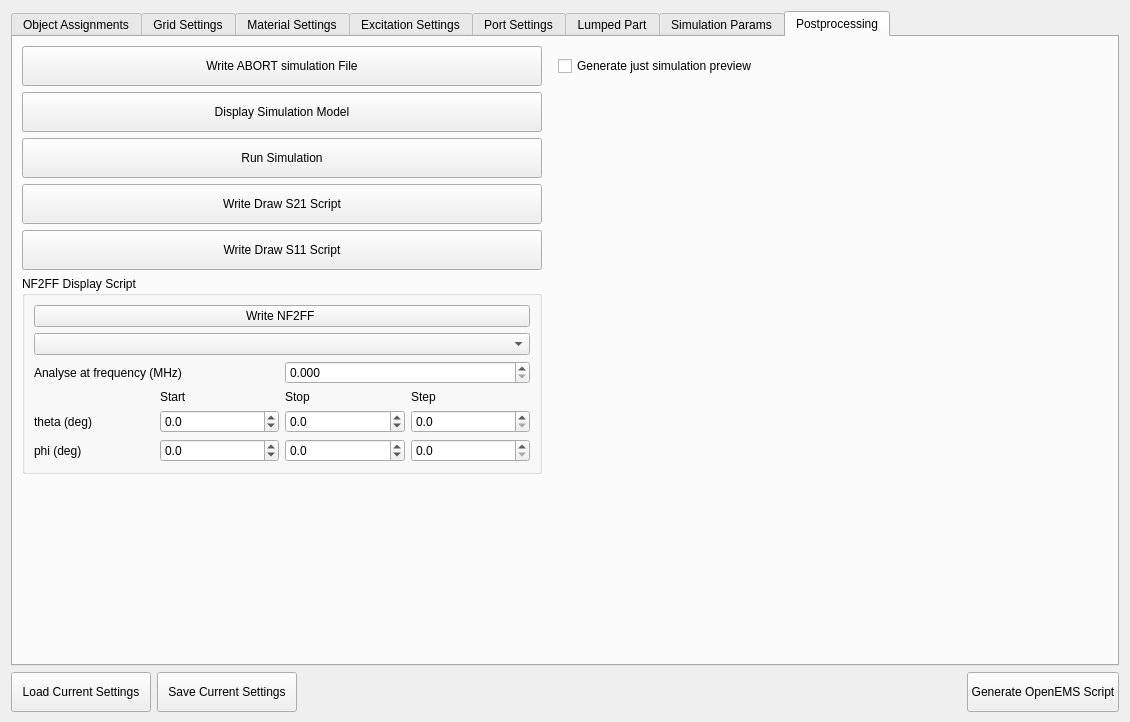
Old version of the form ui/dialog.ui in the repository LubomirJagos/FreeCAD-OpenEMS-Export.
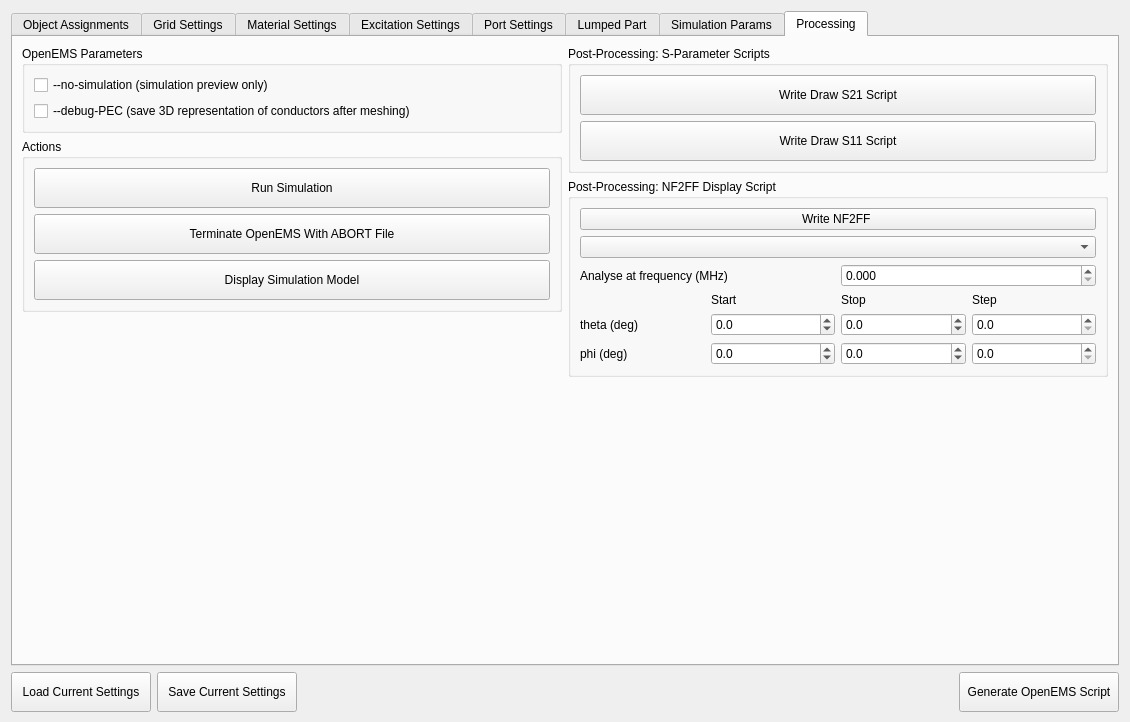
New version of the form. The open tabs and pages were chosen to show the change.

Commit message:
Add TreeView context menu, missing Update buttons, OpenEMS parameters
*Assignment tree context menu to expand/collapse all
*rename "Rewrite" button to "Update"
*add  Update buttons for all other Settings lists (+event handler stub implementations)
*extend and improve .m script openEMS_opts output
*add min_gridspacing_x, min_gridspacing_y, min_gridspacing_z sanity check values in UI for later use in .m script

```diff
--- a/ui/dialog.ui
+++ b/ui/dialog.ui
@@ -2644,11 +2644,73 @@
        </widget>
        <widget class="QWidget" name="postprocessingTab">
         <attribute name="title">
-         <string>Postprocessing</string>
+         <string>Processing</string>
         </attribute>
         <layout class="QHBoxLayout" name="horizontalLayout_17">
          <item>
-          <layout class="QVBoxLayout" name="verticalLayout_14">
+          <layout class="QVBoxLayout" name="verticalLayout_15">
+           <property name="leftMargin">
+            <number>0</number>
+           </property>
+           <property name="topMargin">
+            <number>0</number>
+           </property>
+           <property name="rightMargin">
+            <number>0</number>
+           </property>
+           <property name="bottomMargin">
+            <number>0</number>
+           </property>
+           <item>
+            <widget class="QGroupBox" name="OpenEMSParamsGroupProcessing">
+             <property name="title">
+              <string>OpenEMS Parameters</string>
+             </property>
+             <layout class="QVBoxLayout" name="verticalLayout_22">
+              <item>
+               <widget class="QCheckBox" name="generateJustPreviewCheckbox">
+                <property name="text">
+                 <string>--no-simulation (simulation preview only)</string>
+                </property>
+               </widget>
+              </item>
+              <item>
+               <widget class="QCheckBox" name="generateDebugPECCheckbox">
+                <property name="text">
+                 <string>--debug-PEC (save 3D representation of conductors after meshing)</string>
+                </property>
+               </widget>
+              </item>
+             </layout>
+            </widget>
+           </item>
+           <item>
+            <widget class="QGroupBox" name="ActionsGroupProcessing">
+             <property name="title">
+              <string>Actions</string>
+             </property>
+             <layout class="QVBoxLayout" name="verticalLayout_23">
+              <item>
+               <layout class="QVBoxLayout" name="verticalLayout_21">
+                <item>
+                 <widget class="QPushButton" name="runSimulationButton">
+                  <property name="sizePolicy">
+                   <sizepolicy hsizetype="Minimum" vsizetype="Minimum">
+                    <horstretch>0</horstretch>
+                    <verstretch>0</verstretch>
+                   </sizepolicy>
+                  </property>
+                  <property name="minimumSize">
+                   <size>
+                    <width>160</width>
+                    <height>40</height>
+                   </size>
+                  </property>
+                  <property name="text">
+                   <string>Run Simulation</string>
+                  </property>
+                 </widget>
+                </item>
            <item>
             <widget class="QPushButton" name="abortSimulationButton">
              <property name="sizePolicy">
@@ -2664,7 +2726,7 @@
               </size>
              </property>
              <property name="text">
-              <string>Write ABORT simulation File</string>
+                   <string>Terminate OpenEMS With ABORT File</string>
              </property>
             </widget>
            </item>
@@ -2687,25 +2749,36 @@
              </property>
             </widget>
            </item>
+               </layout>
+              </item>
+             </layout>
+            </widget>
+           </item>
            <item>
-            <widget class="QPushButton" name="runSimulationButton">
-             <property name="sizePolicy">
-              <sizepolicy hsizetype="Minimum" vsizetype="Minimum">
-               <horstretch>0</horstretch>
-               <verstretch>0</verstretch>
-              </sizepolicy>
+            <spacer name="verticalSpacer_7">
+             <property name="orientation">
+              <enum>Qt::Vertical</enum>
              </property>
-             <property name="minimumSize">
+             <property name="sizeHint" stdset="0">
               <size>
-               <width>160</width>
+               <width>20</width>
                <height>40</height>
               </size>
              </property>
-             <property name="text">
-              <string>Run Simulation</string>
+            </spacer>
+           </item>
+          </layout>
+         </item>
+         <item>
+          <layout class="QVBoxLayout" name="verticalLayout_14">
+           <item>
+            <widget class="QGroupBox" name="sParametersScriptsGroupProcessing">
+             <property name="title">
+              <string>Post-Processing: S-Parameter Scripts</string>
              </property>
-            </widget>
-           </item>
+             <layout class="QVBoxLayout" name="verticalLayout_25">
+              <item>
+               <layout class="QVBoxLayout" name="verticalLayout_24">
            <item>
             <widget class="QPushButton" name="drawS21Button">
              <property name="sizePolicy">
@@ -2744,10 +2817,15 @@
              </property>
             </widget>
            </item>
+               </layout>
+              </item>
+             </layout>
+            </widget>
+           </item>
            <item>
             <widget class="QGroupBox" name="nf2ffGroupPostprocessing">
              <property name="title">
-              <string>NF2FF Display Script</string>
+              <string>Post-Processing: NF2FF Display Script</string>
              </property>
              <layout class="QGridLayout" name="gridLayout_9">
               <item row="3" column="1">
@@ -2934,58 +3012,6 @@
            </item>
           </layout>
          </item>
-         <item>
-          <layout class="QVBoxLayout" name="verticalLayout_15">
-           <property name="leftMargin">
-            <number>10</number>
-           </property>
-           <property name="topMargin">
-            <number>10</number>
-           </property>
-           <property name="rightMargin">
-            <number>10</number>
-           </property>
-           <property name="bottomMargin">
-            <number>10</number>
-           </property>
-           <item>
-            <widget class="QCheckBox" name="generateJustPreviewCheckbox">
-             <property name="text">
-              <string>Generate just simulation preview</string>
-             </property>
-            </widget>
-           </item>
-           <item>
-            <spacer name="verticalSpacer_7">
-             <property name="orientation">
-              <enum>Qt::Vertical</enum>
-             </property>
-             <property name="sizeHint" stdset="0">
-              <size>
-               <width>20</width>
-               <height>40</height>
-              </size>
-             </property>
-            </spacer>
-           </item>
-          </layout>
-         </item>
-         <item>
-          <spacer name="horizontalSpacer_11">
-           <property name="orientation">
-            <enum>Qt::Horizontal</enum>
-           </property>
-           <property name="sizeType">
-            <enum>QSizePolicy::Preferred</enum>
-           </property>
-           <property name="sizeHint" stdset="0">
-            <size>
-             <width>40</width>
-             <height>20</height>
-            </size>
-           </property>
-          </spacer>
-         </item>
         </layout>
        </widget>
       </widget>
@@ -3074,7 +3100,7 @@
          </property>
          <property name="minimumSize">
           <size>
-           <width>140</width>
+           <width>160</width>
            <height>40</height>
           </size>
          </property>
```
Left out of the diff: 601 changed lines with no effect on the pictures. Lines whose indentation alone changed are shown as unchanged. The commit also changes 1 other file.
